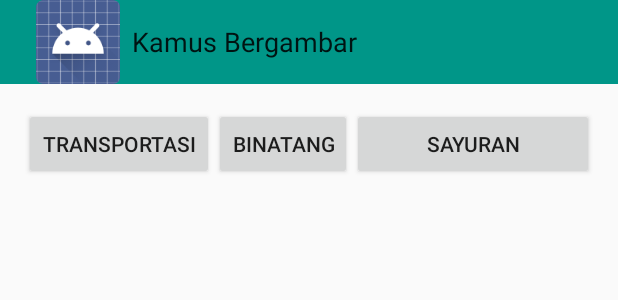
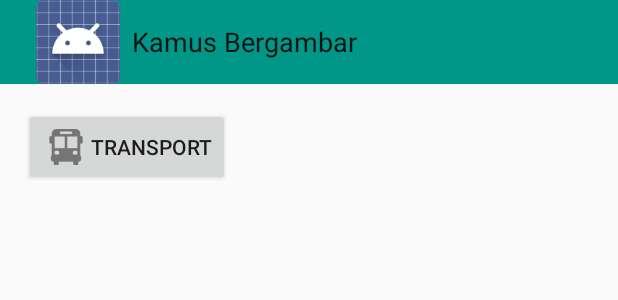
Before and after one commit to rizalLaptop/KamusBergambar, an Android app: the layout activity_main.xml on its own in the app's theme, with its tools: preview values and no code run, on a phone screen of 412 x 824 dp. Shown: the top 300 px of the screen. Run offline under Robolectric (Android 15) with nearby library versions, the phone set to English and light mode, and no system bars.

Commit message:
Button sementara

```diff
--- a/app/src/main/res/layout/activity_main.xml
+++ b/app/src/main/res/layout/activity_main.xml
@@ -1,29 +1,32 @@
 <LinearLayout xmlns:android="http://schemas.android.com/apk/res/android"
-    xmlns:tools="http://schemas.android.com/tools" android:layout_width="match_parent"
-    android:layout_height="match_parent" android:paddingLeft="@dimen/activity_horizontal_margin"
+    xmlns:tools="http://schemas.android.com/tools" android:layout_width="fill_parent"
+    android:layout_height="fill_parent" android:paddingLeft="@dimen/activity_horizontal_margin"
     android:paddingRight="@dimen/activity_horizontal_margin"
     android:paddingTop="@dimen/activity_vertical_margin"
     android:paddingBottom="@dimen/activity_vertical_margin" tools:context=".MainActivity"
     android:theme="@style/AppTheme"
     android:weightSum="1"
-    android:orientation="horizontal">
+    android:orientation="vertical">
 
-    <Button
-        android:layout_width="wrap_content"
+    <LinearLayout
+        android:orientation="horizontal"
+        android:layout_width="match_parent"
         android:layout_height="wrap_content"
-        android:text="@string/btn_transportasi"
-        android:id="@+id/transportasi"
-        android:layout_gravity="center_horizontal" />
+        android:weightSum="1">
 
-    <Button
-        android:layout_width="wrap_content"
+       <Button
+           android:layout_width="wrap_content"
+           android:layout_height="wrap_content"
+           android:text="@string/btn_trns_text"
+           android:drawableLeft="@drawable/ic_transport"/>
+    </LinearLayout>
+
+    <LinearLayout
+        android:orientation="horizontal"
+        android:layout_width="match_parent"
         android:layout_height="wrap_content"
-        android:text="@string/btn_hewan"
-        android:id="@+id/binatang" />
+        android:layout_gravity="center_horizontal"
+        android:layout_weight="0.10">
 
-    <Button
-        android:layout_width="fill_parent"
-        android:layout_height="wrap_content"
-        android:text="@string/btn_sayur"
-        android:id="@+id/tanaman" />
+    </LinearLayout>
 </LinearLayout>
--- a/app/src/main/res/values/strings.xml
+++ b/app/src/main/res/values/strings.xml
@@ -3,7 +3,5 @@
 
     <string name="hello_world">Hello world!</string>
     <string name="action_settings">Settings</string>
-    <string name="btn_transportasi">Transportasi</string>
-    <string name="btn_hewan">Binatang</string>
-    <string name="btn_sayur">Sayuran</string>
+    <string name="btn_trns_text">Transport</string>
 </resources>
```
Also changed, not shown: app/src/main/res/drawable-hdpi/ic_transport.png (added), app/src/main/res/drawable-mdpi/ic_transport.png (added), app/src/main/res/drawable-xhdpi/ic_transport.png (added), app/src/main/res/drawable-xxhdpi/ic_transport.png (added).
